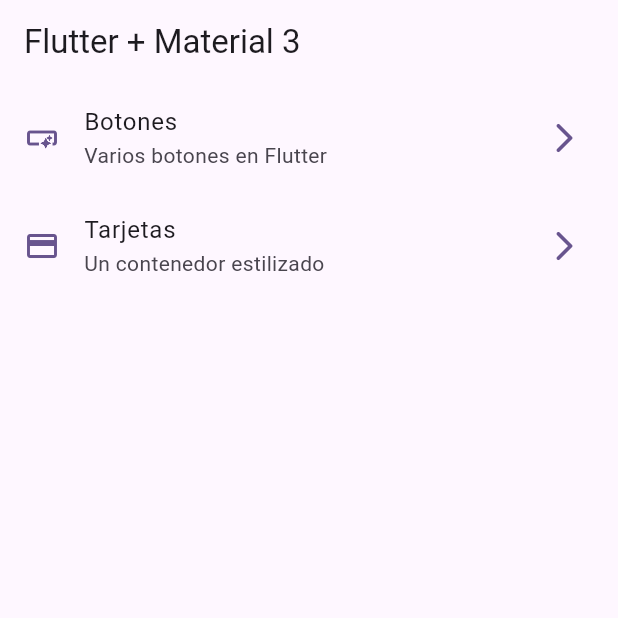
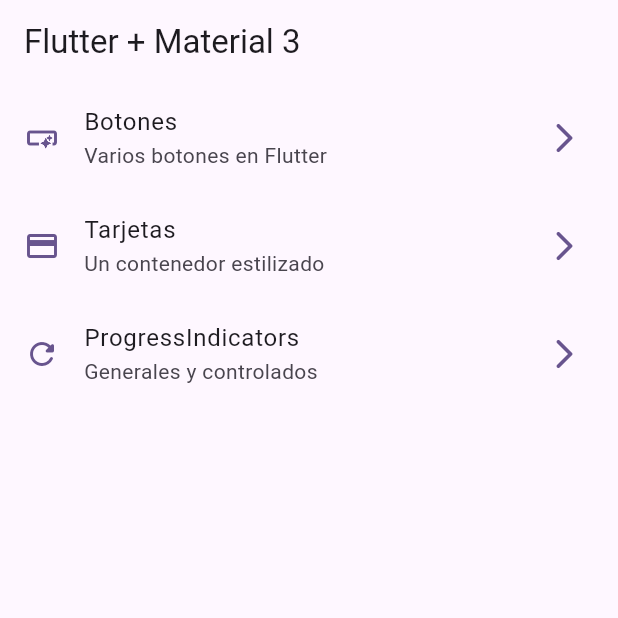
Before and after one commit to HerrWolf/widgets_app, a Flutter app: the screen it shows after launch, on a phone screen of 412 x 824 dp, the top half of it. Run offline on Flutter 3.47's test engine with Material 3 defaults, Android fonts, the phone set to English and light mode, and no system bars; our stand-ins replace go_router.

Commit message:
seccion 10 clase 4

```diff
--- a/lib/config/menu/menu_items.dart
+++ b/lib/config/menu/menu_items.dart
@@ -27,4 +27,10 @@ const appMenuItems = <MenuItem>[
     link: '/cards',
     icon: Icons.credit_card,
   ),
+  MenuItem(
+    title: 'ProgressIndicators',
+    subtitle: 'Generales y controlados',
+    link: '/progress',
+    icon: Icons.refresh_rounded,
+  ),
 ];
--- a/lib/config/router/app_router.dart
+++ b/lib/config/router/app_router.dart
@@ -21,5 +21,10 @@ final appRouter = GoRouter(
       path: '/cards',
       builder: (context, state) => const CardsScreen(),
     ),
+    GoRoute(
+      name: ProgressScreen.name,
+      path: '/progress',
+      builder: (context, state) => const ProgressScreen(),
+    ),
   ],
 );
```
Also changed, not shown: lib/presentation/screens/progress/progress_screen.dart (+67 -1 lines).
